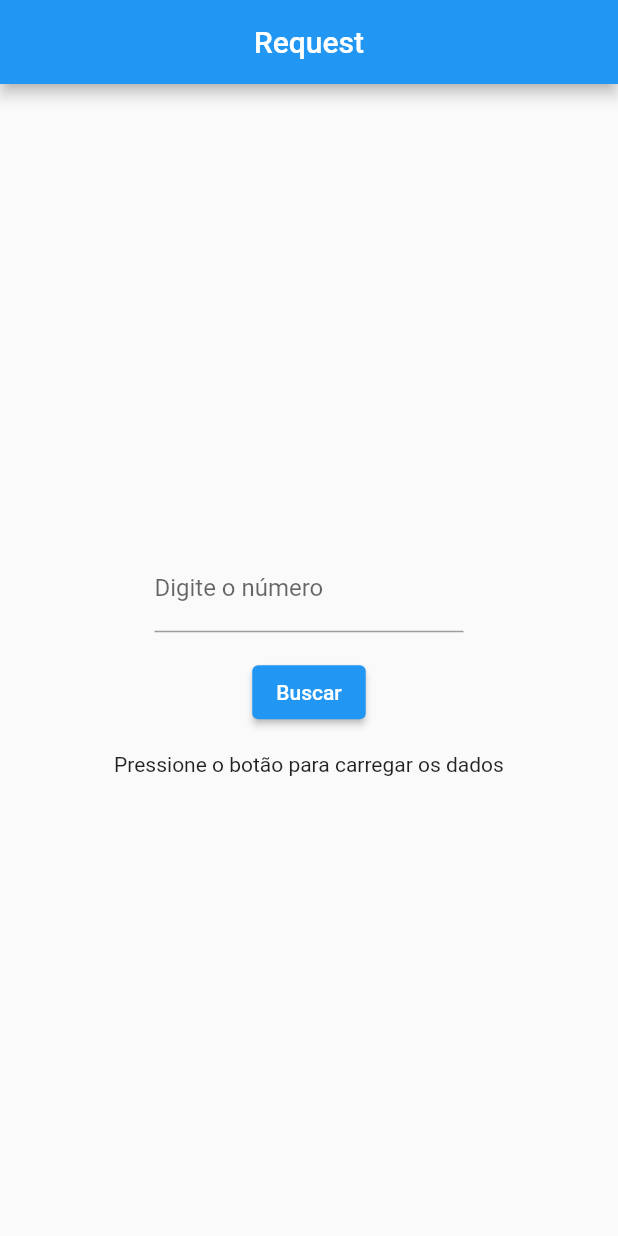
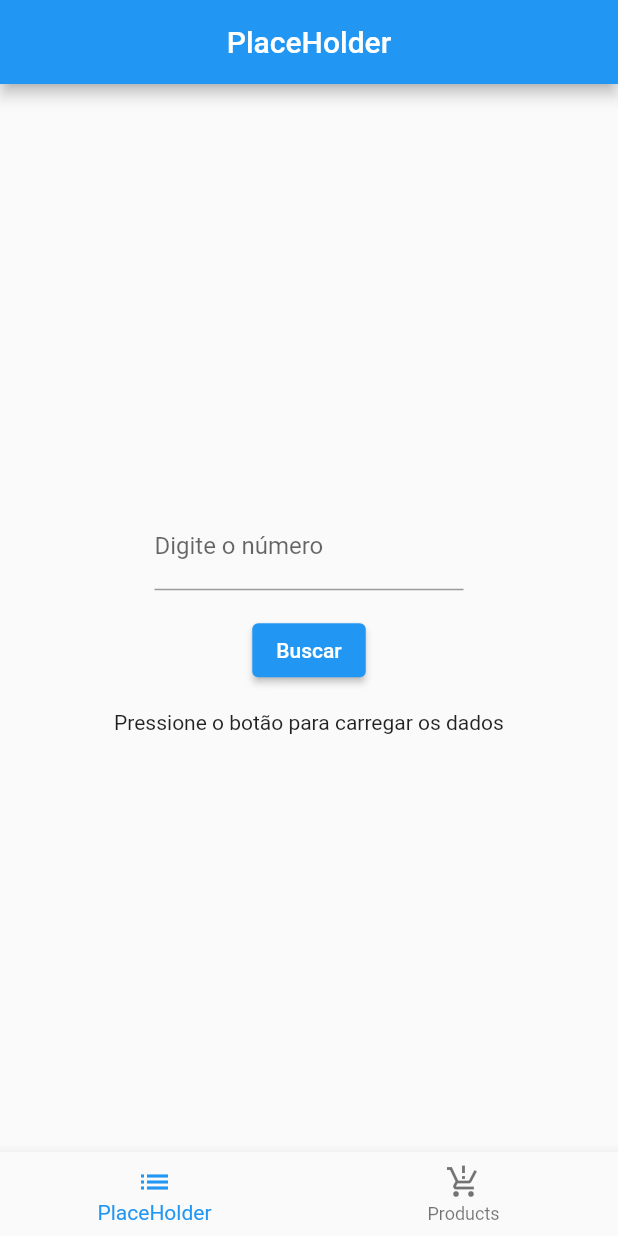
Before and after one commit to SixBruno99/request_flutter, a Flutter app: the screen it shows after launch, after a tap on "Buscar", on a phone screen of 412 x 824 dp. Run offline on Flutter 3.47's test engine with Material 2 defaults, Android fonts, the phone set to English and light mode, and no system bars; network calls fail.

Commit message:
estrutura criada para ter facilidade de interação com o app e poder navegar entre widgets com diferentes tipos de requisições

```diff
--- /dev/null
+++ b/lib/home.dart
@@ -0,0 +1,46 @@
+import 'package:flutter/material.dart';
+
+// Widgets
+import 'package:flutter_application_1/placeholder/placeholder.dart';
+import 'package:flutter_application_1/products/products.dart';
+
+class HomePage extends StatefulWidget {
+  const HomePage({super.key});
+
+  @override
+  State<HomePage> createState() => _HomePageState();
+}
+
+class _HomePageState extends State<HomePage> {
+  int _currentScreen = 0;
+
+  List<Widget> screens = const [
+    PlaceHolderRequest(),
+    ProductsRequest(),
+  ];
+
+  @override
+  Widget build(BuildContext context) {
+    return Scaffold(
+      body: screens[_currentScreen],
+      bottomNavigationBar: BottomNavigationBar(
+          type: BottomNavigationBarType.fixed,
+          currentIndex: _currentScreen,
+          onTap: (indice) {
+            setState(() {
+              _currentScreen = indice;
+            });
+          },
+          items: const [
+            BottomNavigationBarItem(
+              label: "PlaceHolder",
+              icon: Icon(Icons.list),
+            ),
+            BottomNavigationBarItem(
+              label: "Products",
+              icon: Icon(Icons.production_quantity_limits),
+            ),
+          ]),
+    );
+  }
+}
--- a/lib/main.dart
+++ b/lib/main.dart
@@ -1,7 +1,5 @@
-import 'dart:convert';
-
 import 'package:flutter/material.dart';
-import 'package:http/http.dart' as http;
+import 'package:flutter_application_1/home.dart';
 
 void main() {
   runApp(const MyApp());
@@ -17,82 +15,7 @@ class MyApp extends StatelessWidget {
       theme: ThemeData(
         primarySwatch: Colors.blue,
       ),
-      home: const MyHomePage(title: 'Request'),
+      home: const HomePage(),
     );
   }
 }
-
-class MyHomePage extends StatefulWidget {
-  const MyHomePage({Key? key, required this.title}) : super(key: key);
-
-  final String title;
-
-  @override
-  State<MyHomePage> createState() => _MyHomePageState();
-}
-
-class _MyHomePageState extends State<MyHomePage> {
-  Map<String, dynamic>? jsonData;
-  TextEditingController searchController = TextEditingController();
-
-  Future<void> fetch() async {
-    var url = Uri.parse(
-        "http://jsonplaceholder.typicode.com/todos/${searchController.text}");
-    var response = await http.get(url);
-    var json = jsonDecode(response.body);
-    setState(() {
-      jsonData = json;
-    });
-  }
-
-  String formatJson(Map<String, dynamic> json) {
-    var encoder = const JsonEncoder.withIndent('');
-    return encoder.convert(json);
-  }
-
-  @override
-  void dispose() {
-    searchController.dispose();
-    super.dispose();
-  }
-
-  @override
-  Widget build(BuildContext context) {
-    final double screenWidth = MediaQuery.of(context).size.width;
-    return Scaffold(
-      appBar: AppBar(
-        title: Text(widget.title),
-        centerTitle: true,
-      ),
-      body: Center(
-        child: Column(
-          mainAxisAlignment: MainAxisAlignment.center,
-          children: [
-            SizedBox(
-              width: screenWidth * 0.5,
-              child: TextField(
-                controller: searchController,
-                decoration: const InputDecoration(
-                  labelText: 'Digite o número',
-                ),
-                keyboardType: TextInputType.number,
-              ),
-            ),
-            const SizedBox(height: 16),
-            ElevatedButton(
-              onPressed: fetch,
-              child: const Text('Buscar'),
-            ),
-            const SizedBox(height: 16),
-            jsonData != null
-                ? SizedBox(
-                    width: screenWidth * 0.5,
-                    child: Text(formatJson(jsonData!)),
-                  )
-                : const Text('Pressione o botão para carregar os dados'),
-          ],
-        ),
-      ),
-    );
-  }
-}
--- /dev/null
+++ b/lib/placeholder/placeholder.dart
@@ -0,0 +1,76 @@
+import 'package:flutter/material.dart';
+import 'package:http/http.dart' as http;
+import 'dart:convert';
+
+class PlaceHolderRequest extends StatefulWidget {
+  const PlaceHolderRequest({Key? key}) : super(key: key);
+
+  @override
+  State<PlaceHolderRequest> createState() => _PlaceHolderRequestState();
+}
+
+class _PlaceHolderRequestState extends State<PlaceHolderRequest> {
+  Map<String, dynamic>? jsonData;
+  TextEditingController searchController = TextEditingController();
+
+  Future<void> fetch() async {
+    var url = Uri.parse(
+        "http://jsonplaceholder.typicode.com/todos/${searchController.text}");
+    var response = await http.get(url);
+    var json = jsonDecode(response.body);
+    setState(() {
+      jsonData = json;
+    });
+  }
+
+  String formatJson(Map<String, dynamic> json) {
+    var encoder = const JsonEncoder.withIndent('');
+    return encoder.convert(json);
+  }
+
+  @override
+  void dispose() {
+    searchController.dispose();
+    super.dispose();
+  }
+
+  @override
+  Widget build(BuildContext context) {
+    final double screenWidth = MediaQuery.of(context).size.width;
+    return Scaffold(
+      appBar: AppBar(
+        title: const Text("PlaceHolder"),
+        centerTitle: true,
+      ),
+      body: Center(
+        child: Column(
+          mainAxisAlignment: MainAxisAlignment.center,
+          children: [
+            SizedBox(
+              width: screenWidth * 0.5,
+              child: TextField(
+                controller: searchController,
+                decoration: const InputDecoration(
+                  labelText: 'Digite o número',
+                ),
+                keyboardType: TextInputType.number,
+              ),
+            ),
+            const SizedBox(height: 16),
+            ElevatedButton(
+              onPressed: fetch,
+              child: const Text('Buscar'),
+            ),
+            const SizedBox(height: 16),
+            jsonData != null
+                ? SizedBox(
+                    width: screenWidth * 0.5,
+                    child: Text(formatJson(jsonData!)),
+                  )
+                : const Text('Pressione o botão para carregar os dados'),
+          ],
+        ),
+      ),
+    );
+  }
+}
--- /dev/null
+++ b/lib/products/products.dart
@@ -0,0 +1,21 @@
+import 'package:flutter/material.dart';
+
+class ProductsRequest extends StatefulWidget {
+  const ProductsRequest({super.key});
+
+  @override
+  State<ProductsRequest> createState() => _ProductsRequestState();
+}
+
+class _ProductsRequestState extends State<ProductsRequest> {
+  @override
+  Widget build(BuildContext context) {
+    return Scaffold(
+      appBar: AppBar(
+        title: const Text("Produtos"),
+        centerTitle: true,
+      ),
+      body: const Text("Produtos"),
+    );
+  }
+}
```
